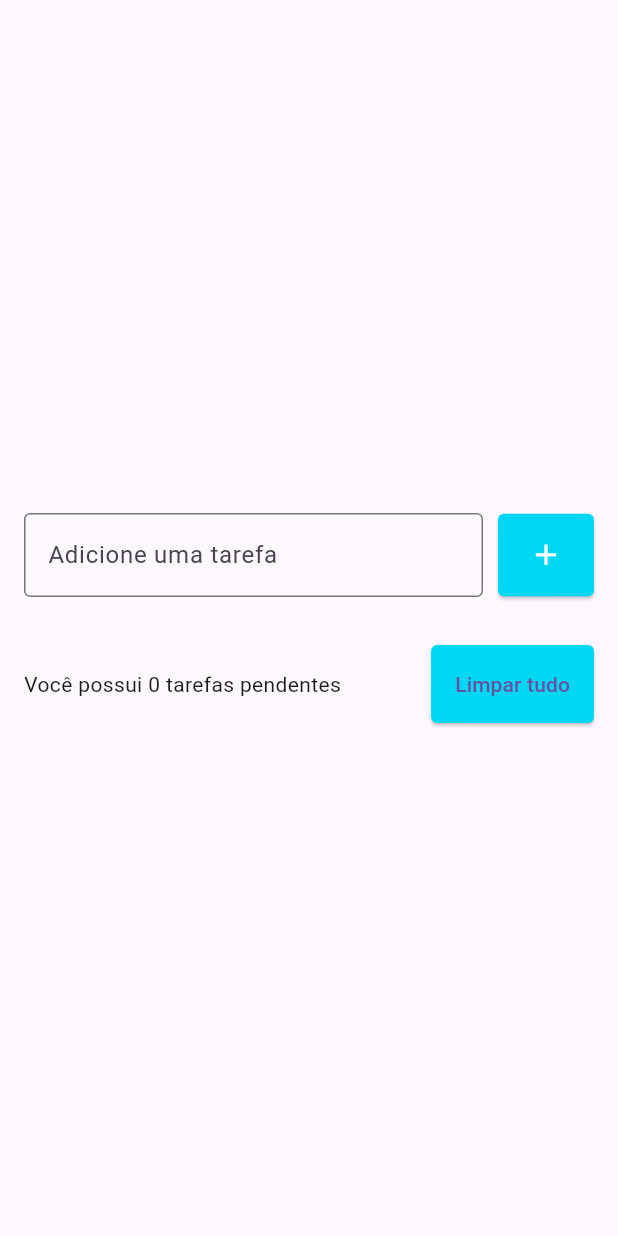
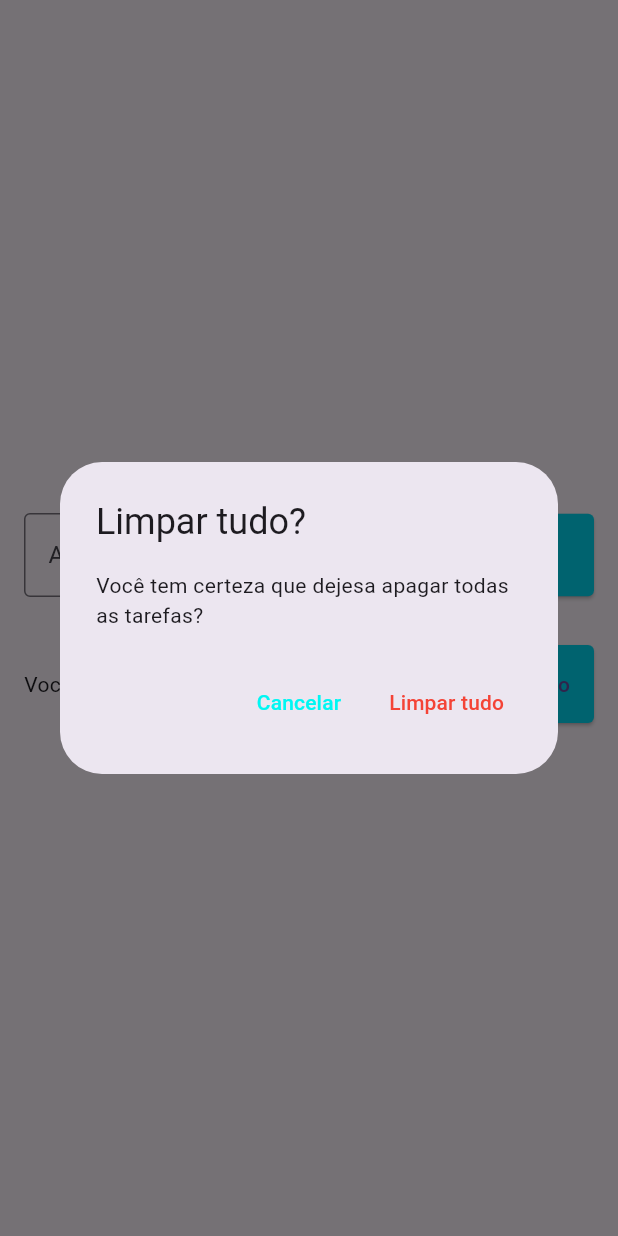
Before and after one commit to MarcosAndreLS/todo_list-learning_flutter, a Flutter app: the screen it shows after launch, after a tap on "Limpar tudo", on a phone screen of 412 x 824 dp. Run offline on Flutter 3.47's test engine with Material 3 defaults, Android fonts, the phone set to English and light mode, and no system bars; our stand-ins replace flutter_slidable.

Commit message:
Deletando todas as tarefas

```diff
--- a/lib/pages/todo_list_page.dart
+++ b/lib/pages/todo_list_page.dart
@@ -97,7 +97,8 @@ class _TodoListPageState extends State<TodoListPage> {
                     ),
                     SizedBox(width: 8),
                     ElevatedButton(
-                      onPressed: () {},
+                      onPressed:
+                          showDeleteTodosConfirmationDialog,
                       style: ElevatedButton.styleFrom(
                         //foregroundColor: Colors.yellow,
                         backgroundColor: Color(0xff00d7f3),
@@ -149,4 +150,44 @@ class _TodoListPageState extends State<TodoListPage> {
       ),
     );
   }
+
+  void showDeleteTodosConfirmationDialog() {
+    showDialog(
+      context: context,
+      builder:
+          (context) => AlertDialog(
+            title: Text('Limpar tudo?'),
+            content: Text(
+              'Você tem certeza que dejesa apagar todas as tarefas?',
+            ),
+            actions: [
+              TextButton(
+                onPressed: () {
+                  Navigator.of(context).pop();
+                },
+                style: TextButton.styleFrom(
+                  foregroundColor: Color(0xff00f7f3),
+                ),
+                child: Text('Cancelar'),
+              ),
+              TextButton(
+                onPressed: () {
+                  Navigator.of(context).pop();
+                  deleteAllTodos();
+                },
+                style: TextButton.styleFrom(
+                  foregroundColor: Colors.red,
+                ),
+                child: Text('Limpar tudo'),
+              ),
+            ],
+          ),
+    );
+  }
+
+  void deleteAllTodos() {
+    setState(() {
+      todos.clear();
+    });
+  }
 }
```
